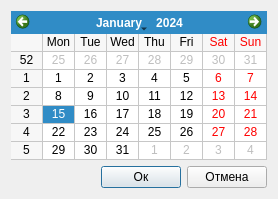
The window that common/dateDialog/cdatedialog.ui (Demonist/TCS) describes before a commit, drawn with Qt 5.
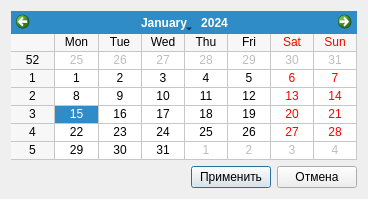
The same window after the commit. Icons and pictures are not drawn.

```diff
--- a/common/dateDialog/cdatedialog.ui
+++ b/common/dateDialog/cdatedialog.ui
@@ -6,7 +6,7 @@
    <rect>
     <x>0</x>
     <y>0</y>
-    <width>263</width>
+    <width>368</width>
     <height>191</height>
    </rect>
   </property>
@@ -42,7 +42,7 @@
      <item>
       <widget class="QPushButton" name="pbnOk">
        <property name="text">
-        <string>Ок</string>
+        <string>Применить</string>
        </property>
        <property name="icon">
         <iconset resource="../../Admin/MainManager/main_res.qrc">
```
Left out of the diff: 1 changed line with no effect on the pictures.
